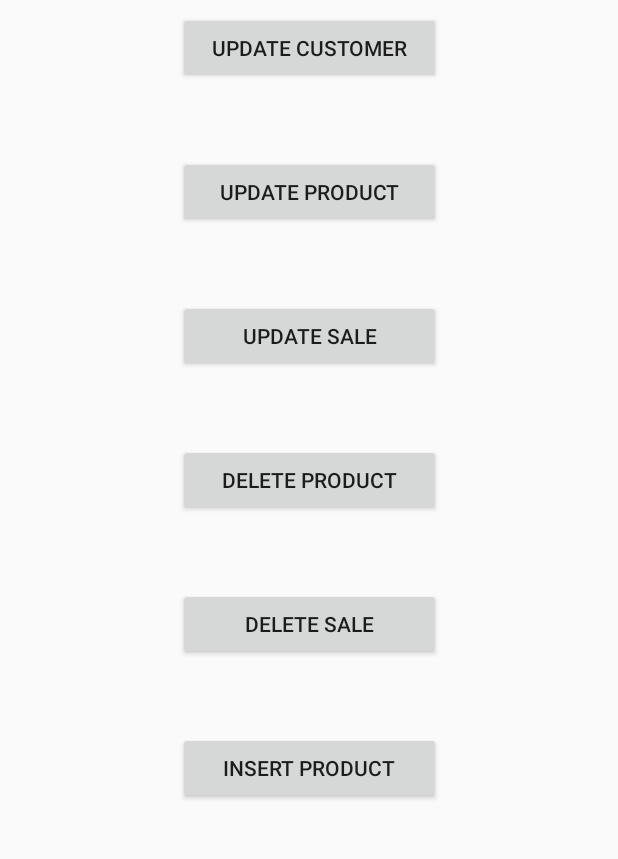
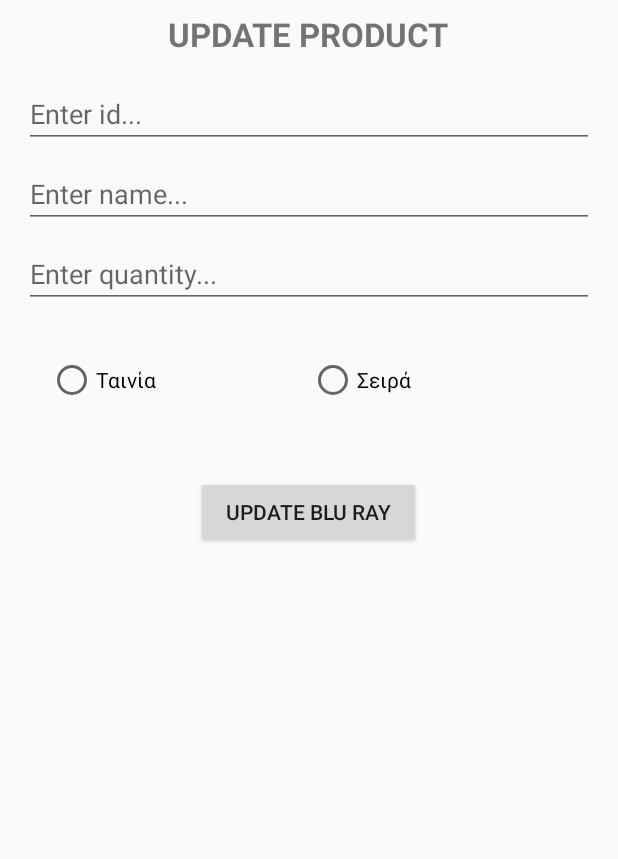
Before and after one commit to jimtete/eShopAndroid, an Android app: the fragment AdminFragment placed in its activity, after a tap on "UPDATE PRODUCT", on a phone screen of 412 x 824 dp, the part 84-943 px from its top. Run offline under Robolectric (Android 15) with nearby library versions, the phone set to English and light mode, and no system bars; our stand-ins replace Room's generated code.

```diff
--- a/eShopProject/app/src/main/java/com/example/eshopproject/AdminFragment.java
+++ b/eShopProject/app/src/main/java/com/example/eshopproject/AdminFragment.java
@@ -35,7 +35,7 @@ public class AdminFragment extends Fragment implements View.OnClickListener {
         deleteSaleButton = view.findViewById(R.id.button_delete_sale);
         insertProductButton = view.findViewById(R.id.button_insert_product);
 
-        updateSaleButton.setOnClickListener(this);
+        updateCustomerButton.setOnClickListener(this);
         updateProductButton.setOnClickListener(this);
         updateSaleButton.setOnClickListener(this);
         deleteSaleButton.setOnClickListener(this);
@@ -55,7 +55,19 @@ public class AdminFragment extends Fragment implements View.OnClickListener {
             MainActivity.fragmentManager.beginTransaction().replace(R.id.fragment_container, new DeleteProductFragment()).addToBackStack(null).commit();
         }
         if (v.getId()==R.id.button_delete_sale){
+
             MainActivity.fragmentManager.beginTransaction().replace(R.id.fragment_container, new DeleteSaleFragment()).addToBackStack(null).commit();
+        }
+        if (v.getId()==R.id.button_update_customer){
+            MainActivity.fragmentManager.beginTransaction().replace(R.id.fragment_container, new UpdateCustomerFragment()).addToBackStack(null).commit();
+        }
+        if (v.getId()==R.id.button_update_product){
+            MainActivity.fragmentManager.beginTransaction().replace(R.id.fragment_container, new UpdaateProductFragment()).addToBackStack(null).commit();
+
+        }
+        if (v.getId()==R.id.button_update_sale){
+            MainActivity.fragmentManager.beginTransaction().replace(R.id.fragment_container, new UpdateSaleFragment()).addToBackStack(null).commit();
+
         }
     }
 }
--- a/eShopProject/app/src/main/java/com/example/eshopproject/MyDao.java
+++ b/eShopProject/app/src/main/java/com/example/eshopproject/MyDao.java
@@ -13,6 +13,9 @@ public interface MyDao {
 
     @Query("SELECT MAX(pid) FROM products")
     public String getMaxProductId();
+
+    @Query("SELECT * FROM products")
+    public List<Products> getProducts();
 
     @Query("SELECT * FROM customers")
     public List<Customers> getCustomers();
--- /dev/null
+++ b/eShopProject/app/src/main/java/com/example/eshopproject/UpdaateProductFragment.java
@@ -0,0 +1,89 @@
+package com.example.eshopproject;
+
+import android.os.Bundle;
+
+import androidx.fragment.app.Fragment;
+
+import android.view.LayoutInflater;
+import android.view.View;
+import android.view.ViewGroup;
+import android.widget.Button;
+import android.widget.EditText;
+import android.widget.RadioButton;
+import android.widget.RadioGroup;
+import android.widget.Toast;
+
+
+/**
+ * A simple {@link Fragment} subclass.
+ */
+public class UpdaateProductFragment extends Fragment {
+
+    EditText editText1,editText2,editText3;
+    RadioGroup radioGroup;
+    RadioButton radioButton;
+    Button updateButton;
+
+    public UpdaateProductFragment() {
+        // Required empty public constructor
+    }
+
+
+    @Override
+    public View onCreateView(LayoutInflater inflater, ViewGroup container,
+                             Bundle savedInstanceState) {
+        // Inflate the layout for this fragment
+        View view = inflater.inflate(R.layout.fragment_updaate_product, container, false);
+
+        editText1 = view.findViewById(R.id.editText_update_product_id);
+        editText2 = view.findViewById(R.id.editText_update_product_name);
+        editText3 = view.findViewById(R.id.editText_update_product_quantity);
+
+        radioGroup = view.findViewById(R.id.radio_group_type_update);
+
+        updateButton = view.findViewById(R.id.button_update_product_submit);
+
+        updateButton.setOnClickListener(new View.OnClickListener() {
+            @Override
+            public void onClick(View v) {
+                int pid = 0;
+                try{
+                    pid = Integer.parseInt(editText1.getText().toString());
+                }catch(NumberFormatException e){
+                    System.out.println("Could not parse");
+                }
+                String name = editText2.getText().toString();
+                if (name.length()==0){
+                    Toast.makeText(getActivity(),"Innapropriate name",Toast.LENGTH_LONG);
+                    return;
+                }
+                int quantity = Integer.parseInt(editText3.getText().toString());
+                int type = addListenerOnButton();
+                if (type==0)return;
+                try {
+                    Products products = new Products();
+                    products.setId(pid);
+                    products.setName(name);
+                    products.setQuantity(quantity);
+                    products.setType(type);
+
+                    MainActivity.eshopDatabase.myDao().updateProduct(products);
+                    Toast.makeText(getActivity(),"Product updated",Toast.LENGTH_LONG).show();
+                }catch (Exception e){
+                    Toast.makeText(getActivity(),e.getMessage(),Toast.LENGTH_LONG).show();
+                }
+                editText3.setText("");editText2.setText("");editText1.setText("");
+            }
+        });
+
+
+        return view;
+    }
+
+    private int addListenerOnButton() {
+        int selected = radioGroup.getCheckedRadioButtonId();
+        if (selected==R.id.radio_movies_update) return 2;
+        if (selected==R.id.radio_shows_update)return 1;
+        return 0;
+    }
+}
--- /dev/null
+++ b/eShopProject/app/src/main/res/layout/fragment_updaate_product.xml
@@ -0,0 +1,87 @@
+<?xml version="1.0" encoding="utf-8"?>
+<LinearLayout xmlns:android="http://schemas.android.com/apk/res/android"
+    xmlns:tools="http://schemas.android.com/tools"
+    android:layout_width="match_parent"
+    android:layout_height="match_parent"
+    tools:context=".UpdaateProductFragment"
+    android:orientation="vertical"
+    android:padding="16dp">
+
+    <!-- TODO: Update blank fragment layout -->
+
+    <TextView
+        android:layout_marginTop="48dp"
+        android:layout_gravity="center"
+        android:layout_width="wrap_content"
+        android:layout_height="wrap_content"
+        android:text="UPDATE PRODUCT"
+        android:textStyle="bold"
+        android:textSize="22sp"/>
+
+    <EditText
+        android:layout_marginTop="16dp"
+        android:id="@+id/editText_update_product_id"
+        android:layout_width="match_parent"
+        android:layout_height="wrap_content"
+        android:ems="10"
+        android:inputType="number"
+        android:hint="Enter id..." />
+
+    <EditText
+        android:id="@+id/editText_update_product_name"
+        android:layout_width="match_parent"
+        android:layout_height="wrap_content"
+        android:layout_marginTop="8dp"
+        android:layout_weight="0"
+        android:ems="10"
+        android:hint="Enter name..."
+        android:inputType="textPersonName"
+        android:layout_gravity="center"/>
+
+    <EditText
+        android:layout_marginTop="8dp"
+        android:id="@+id/editText_update_product_quantity"
+        android:layout_width="match_parent"
+        android:layout_height="wrap_content"
+        android:layout_weight="0"
+        android:ems="10"
+        android:inputType="number"
+        android:layout_gravity="center"
+        android:hint="Enter quantity..."/>
+
+    <RadioGroup
+        android:layout_width="match_parent"
+        android:layout_height="wrap_content"
+        android:layout_marginTop="16dp"
+        android:layout_weight="0"
+        android:orientation="horizontal"
+        android:padding="16dp"
+        android:id="@+id/radio_group_type_update">
+
+        <RadioButton
+            android:id="@+id/radio_movies_update"
+            android:layout_width="match_parent"
+            android:layout_height="wrap_content"
+            android:layout_marginEnd="8dp"
+            android:layout_weight="1"
+            android:text="Ταινία" />
+
+        <RadioButton
+            android:id="@+id/radio_shows_update"
+            android:layout_width="match_parent"
+            android:layout_height="wrap_content"
+            android:layout_weight="1"
+            android:text="Σειρά" />
+
+    </RadioGroup>
+
+    <Button
+        android:id="@+id/button_update_product_submit"
+        android:layout_marginTop="32dp"
+        android:layout_width="150dp"
+        android:layout_height="wrap_content"
+        android:layout_gravity="center"
+        android:text="UPDATE BLU RAY"
+        />
+
+</LinearLayout>
```
Also changed, not shown: eShopProject/app/src/main/java/com/example/eshopproject/LobbyFragment.java (+21 -2 lines), eShopProject/app/src/main/java/com/example/eshopproject/UpdateCustomerFragment.java (added, +73 -0 lines), eShopProject/app/src/main/java/com/example/eshopproject/UpdateSaleFragment.java (added, +28 -0 lines), eShopProject/app/src/main/res/layout/fragment_lobby.xml (+102 -5 lines), eShopProject/app/src/main/res/layout/fragment_update_customer.xml (added, +57 -0 lines), eShopProject/app/src/main/res/layout/fragment_update_sale.xml (added, +64 -0 lines).
